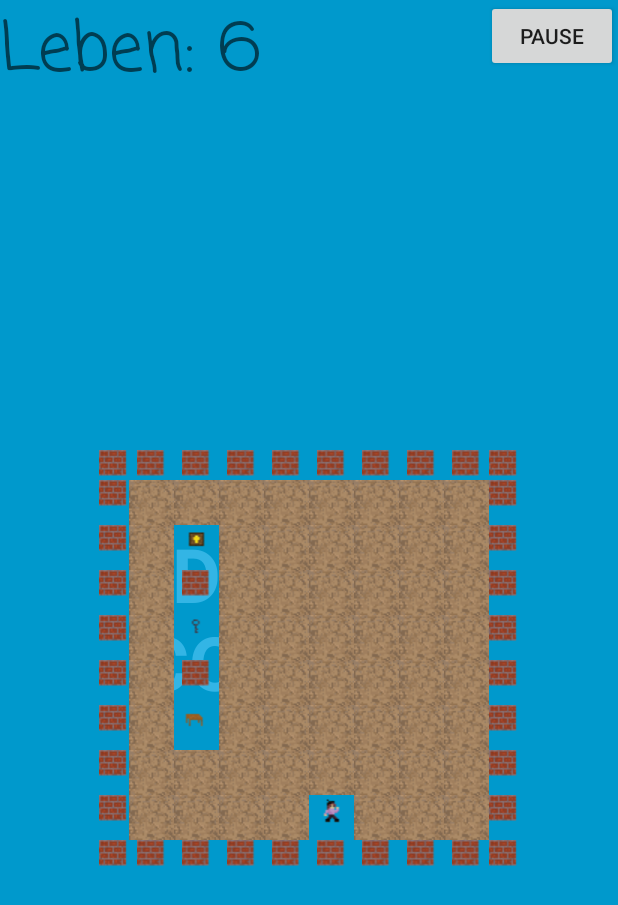
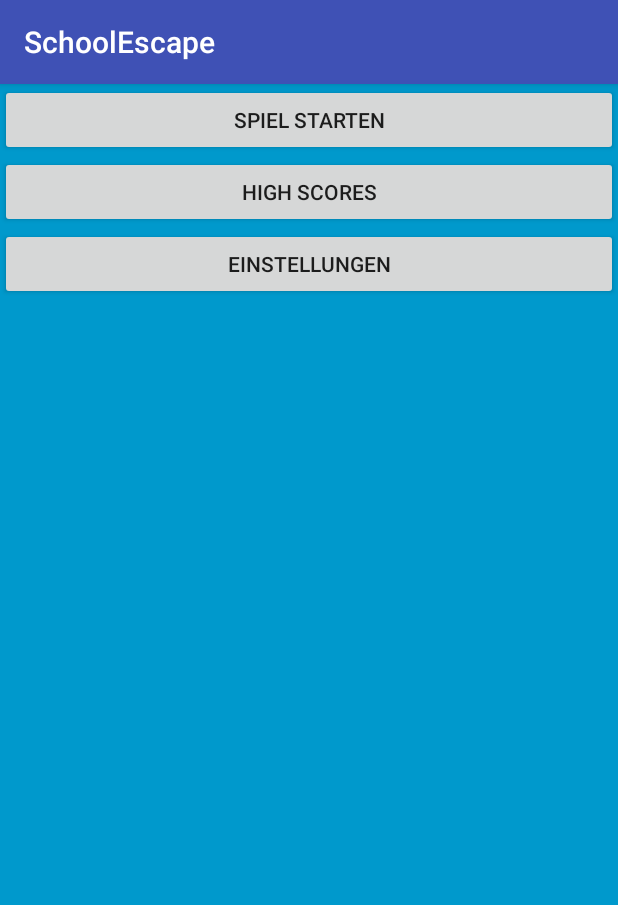
Before and after one commit to f2k1de/SchoolEscape, an Android app: the screen it shows after launch (FullscreenActivity before the commit, MenuActivity after it), on a phone screen of 412 x 824 dp. Shown: the top 905 px of the screen. Run offline under Robolectric (Android 15) with nearby library versions, the light colour scheme and no system bars.

Commit message:
20180119

```diff
--- a/app/src/main/AndroidManifest.xml
+++ b/app/src/main/AndroidManifest.xml
@@ -14,20 +14,19 @@
             android:configChanges="orientation|keyboardHidden|screenSize"
             android:label="@string/app_name"
             android:theme="@style/FullscreenTheme">
-            <intent-filter>
+            <!--<intent-filter>
                 <action android:name="android.intent.action.MAIN" />
 
                 <category android:name="android.intent.category.LAUNCHER" />
-            </intent-filter>
+            </intent-filter>-->
         </activity>
         <activity
-            android:name=".MainActivity"
+            android:name=".MenuActivity"
             android:configChanges="orientation|keyboardHidden|screenSize"
-            android:label="@string/title_activity_main"
+            android:label="SchoolEscape"
             android:theme="@style/FullscreenTheme">
             <intent-filter>
                 <action android:name="android.intent.action.MAIN" />
-
                 <category android:name="android.intent.category.LAUNCHER" />
             </intent-filter>
         </activity>
--- /dev/null
+++ b/app/src/main/java/mkg/schoolescape/MenuActivity.java
@@ -0,0 +1,45 @@
+package mkg.schoolescape;
+
+import android.annotation.SuppressLint;
+import android.content.Intent;
+import android.support.v7.app.ActionBar;
+import android.support.v7.app.AppCompatActivity;
+import android.os.Bundle;
+import android.os.Handler;
+import android.view.MotionEvent;
+import android.view.View;
+import android.widget.Button;
+
+/**
+ * An example full-screen activity that shows and hides the system UI (i.e.
+ * status bar and navigation/system bar) with user interaction.
+ */
+public class MenuActivity extends AppCompatActivity {
+
+    @Override
+    protected void onCreate(Bundle savedInstanceState) {
+        super.onCreate(savedInstanceState);
+
+        setContentView(R.layout.activity_menu);
+        findViewById(R.id.button).setOnClickListener(onClickListenerMenu);
+        findViewById(R.id.button2).setOnClickListener(onClickListenerMenu);
+        findViewById(R.id.button3).setOnClickListener(onClickListenerMenu);
+    }
+
+    private View.OnClickListener onClickListenerMenu = new View.OnClickListener() {
+            @Override
+            public void onClick(View view) {
+                Intent intent;
+                switch (view.getId()) {
+                    case R.id.button:
+                        intent = new Intent(MenuActivity.this, FullscreenActivity.class);
+                        startActivity(intent);
+                        break;
+                    case R.id.button2:
+                        //intent = new Intent(MenuActivity.this, FullscreenActivity.class);
+                        //startActivity(intent);
+                        break;
+                }
+            }
+        };
+    }
--- /dev/null
+++ b/app/src/main/res/layout/activity_menu.xml
@@ -0,0 +1,46 @@
+<FrameLayout xmlns:android="http://schemas.android.com/apk/res/android"
+    xmlns:tools="http://schemas.android.com/tools"
+    android:layout_width="match_parent"
+    android:layout_height="match_parent"
+    android:background="#0099cc"
+    tools:context="mkg.schoolescape.MenuActivity">
+
+    <!-- The primary full-screen view. This can be replaced with whatever view
+         is needed to present your content, e.g. VideoView, SurfaceView,
+         TextureView, etc. -->
+
+    <!-- This FrameLayout insets its children based on system windows using
+         android:fitsSystemWindows. -->
+    <FrameLayout
+        android:layout_width="match_parent"
+        android:layout_height="match_parent"
+        android:fitsSystemWindows="true">
+
+        <LinearLayout
+            android:layout_width="match_parent"
+            android:layout_height="match_parent"
+            android:orientation="vertical">
+
+            <Button
+                android:id="@+id/button"
+                android:layout_width="match_parent"
+                android:layout_height="wrap_content"
+                android:text="Spiel starten" />
+
+            <Button
+                android:id="@+id/button3"
+                android:layout_width="match_parent"
+                android:layout_height="wrap_content"
+                android:text="High scores" />
+
+            <Button
+                android:id="@+id/button2"
+                android:layout_width="match_parent"
+                android:layout_height="wrap_content"
+                android:text="Einstellungen" />
+
+        </LinearLayout>
+
+    </FrameLayout>
+
+</FrameLayout>
--- a/app/src/main/res/values/strings.xml
+++ b/app/src/main/res/values/strings.xml
@@ -5,4 +5,6 @@
     <string name="dummy_content">DUMMY\nCONTENT</string>
 
     <string name="title_activity_main">MainActivity</string>
+
+    <string name="title_activity_menu">MenuActivity</string>
 </resources>
```
